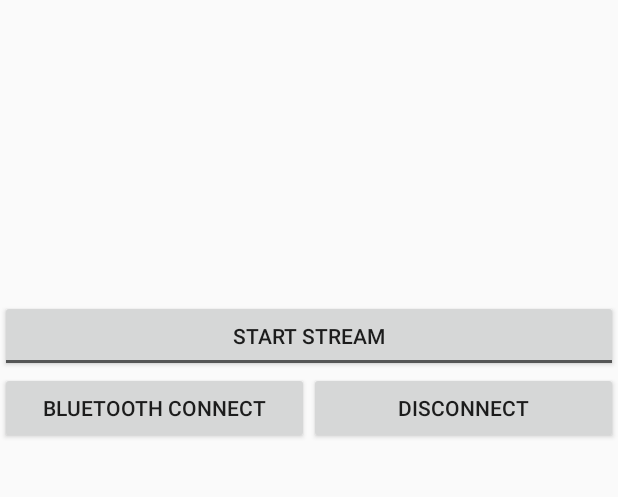
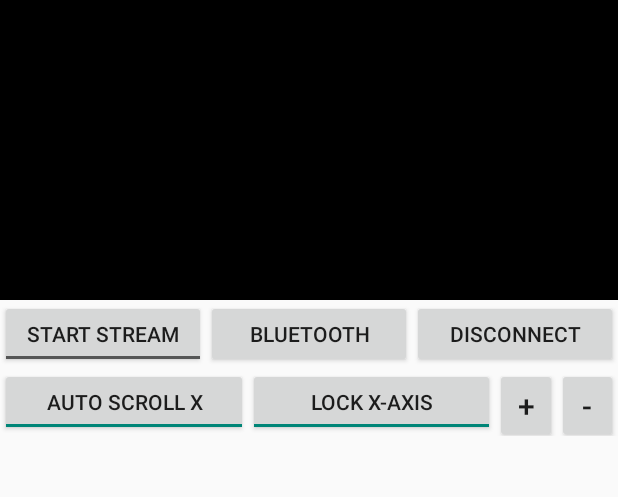
Before and after one commit to msun03/ElectroCardio2, an Android app: the screen it shows after launch (MainActivity), on a phone screen of 412 x 824 dp, the part 80-577 px from its top. Run offline under Robolectric (Android 15) with nearby library versions, the light colour scheme and no system bars; libraries missing offline, so code that uses them is left out: com.jjoe64.graphview; 11 statements that could not run were skipped.

Commit message:
Added more toggle buttons for the stream

```diff
--- a/ElectroCardio2/app/src/main/java/com/sun/michael/electrocardio2/Bluetooth.java
+++ b/ElectroCardio2/app/src/main/java/com/sun/michael/electrocardio2/Bluetooth.java
@@ -37,11 +37,11 @@
         }
     }
 
-    static Handler mHandler = new Handler();
-
     public static void getHandler(Handler handler){ //Bluetooth handler
         mHandler = handler;
     }
+
+    static Handler mHandler = new Handler();
 
     static ConnectedThread connectedThread;
     public static final UUID MY_UUID = UUID.fromString("00001101-0000-1000-8000-00805F9B34FB");
@@ -104,7 +104,6 @@
         pairedDevices = new ArrayList<String>();
         filter = new IntentFilter(BluetoothDevice.ACTION_FOUND);
         devices = new ArrayList<BluetoothDevice>();
-
         receiver = new BroadcastReceiver(){
             @Override
             public void onReceive(Context context, Intent intent) {
@@ -140,7 +139,7 @@
         filter = new IntentFilter(BluetoothAdapter.ACTION_DISCOVERY_FINISHED);
         registerReceiver(receiver, filter);
         filter = new IntentFilter(BluetoothAdapter.ACTION_STATE_CHANGED);
-        //registerReceiver(receiver, filter);
+        registerReceiver(receiver, filter);
     }
 
     @Override
--- a/ElectroCardio2/app/src/main/java/com/sun/michael/electrocardio2/MainActivity.java
+++ b/ElectroCardio2/app/src/main/java/com/sun/michael/electrocardio2/MainActivity.java
@@ -41,16 +41,21 @@
     static boolean Stream;
     static boolean AutoScrollX;
 
+    Button bXminus;
+    Button bXplus;
+    ToggleButton toggleScroll;
+    ToggleButton toggleLock;
+    ToggleButton toggleStream;
+
     Button bluetoothConnect;
     Button bluetoothDisconnect;
-    ToggleButton toggleStream;
 
     static LinearLayout GraphView;
     static GraphView graphView;
     static GraphViewSeries Series;
 
     private static double graph2LastXValue = 0;
-    private static int Xview=10;
+    private static int Xview = 10;
 
     Handler mHandler = new Handler() {
         @Override
@@ -122,6 +127,7 @@
         Bluetooth.getHandler(mHandler);
 
         GraphView = (LinearLayout)findViewById(R.id.hrGraph);
+        GraphView.setBackgroundColor(Color.BLACK);
         Series = new GraphViewSeries("Signal", new GraphViewStyle(Color.GREEN, 2), new GraphViewData[] {new GraphViewData(0, 0)});
         graphView = new LineGraphView(this, "Heart Rate");
 
@@ -143,6 +149,17 @@
         bluetoothDisconnect.setOnClickListener(this);
         toggleStream = (ToggleButton)findViewById(R.id.streamToggle);
         toggleStream.setOnClickListener(this);
+        bXminus = (Button)findViewById(R.id.bXminus);
+        bXminus.setOnClickListener(this);
+        bXplus = (Button)findViewById(R.id.bXplus);
+        bXplus.setOnClickListener(this);
+        toggleLock = (ToggleButton)findViewById(R.id.tbLock);
+        toggleLock.setOnClickListener(this);
+        toggleScroll = (ToggleButton)findViewById(R.id.tbScroll);
+        toggleScroll.setOnClickListener(this);
+        toggleStream = (ToggleButton)findViewById(R.id.streamToggle);
+        toggleStream.setOnClickListener(this);
+
         Lock = true;
         AutoScrollX = true;
         Stream = true;
--- a/ElectroCardio2/app/src/main/res/layout/activity_main.xml
+++ b/ElectroCardio2/app/src/main/res/layout/activity_main.xml
@@ -30,22 +30,21 @@
         android:layout_below="@id/electrocardio"
         android:orientation="horizontal"/>
 
-    <ToggleButton
-        android:id="@+id/streamToggle"
+    <LinearLayout
+        android:id="@+id/streamButtons"
         android:layout_width="fill_parent"
-        android:layout_height="wrap_content"
+        android:layout_height="45dp"
         android:layout_below="@id/hrGraph"
-        android:checked="false"
-        android:textOff="Start Stream"
-        android:textOn="Stop Stream" />
+        android:orientation="horizontal">
 
-    <LinearLayout
-        android:id="@+id/btButtons"
-
-        android:layout_width="fill_parent"
-        android:layout_height="wrap_content"
-        android:layout_below="@id/streamToggle"
-        android:orientation="horizontal">
+        <ToggleButton
+            android:id="@+id/streamToggle"
+            android:layout_width="fill_parent"
+            android:layout_height="wrap_content"
+            android:checked="false"
+            android:textOff="Start Stream"
+            android:textOn="Stop Stream"
+            android:layout_weight="1"/>
 
         <Button
             android:id="@+id/btConnect"
@@ -64,4 +63,49 @@
             android:layout_weight="1" />
     </LinearLayout>
 
+    <LinearLayout
+        android:id="@+id/graphButtons"
+
+        android:layout_width="fill_parent"
+        android:layout_height="45dp"
+        android:orientation="horizontal"
+        android:layout_below="@id/streamButtons"
+        android:weightSum="1">
+
+        <ToggleButton
+            android:id="@+id/tbScroll"
+            android:layout_width="fill_parent"
+            android:layout_height="match_parent"
+            android:checked="true"
+            android:textOff="Auto Scroll X"
+            android:textOn="Auto Scroll X"
+            android:layout_weight="0.2" />
+
+        <ToggleButton
+            android:id="@+id/tbLock"
+            android:layout_width="fill_parent"
+            android:layout_height="match_parent"
+            android:checked="true"
+            android:textOff="Lock X-Axis"
+            android:textOn="Lock X-Axis"
+            android:layout_weight="0.2" />
+
+        <Button
+            android:id="@+id/bXplus"
+            android:layout_width="match_parent"
+            android:layout_height="50dp"
+            android:text="+"
+            android:textSize="20dp"
+            android:layout_weight="0.3" />
+
+        <Button
+            android:id="@+id/bXminus"
+            android:layout_width="match_parent"
+            android:layout_height="50dp"
+            android:text="-"
+            android:textSize="20dp"
+            android:layout_weight="0.3" />
+
+    </LinearLayout>
+
 </RelativeLayout>
--- a/ElectroCardio2/app/src/main/res/values/strings.xml
+++ b/ElectroCardio2/app/src/main/res/values/strings.xml
@@ -2,7 +2,7 @@
     <string name="app_name">ElectroCardio2</string>
 
     <string name="electrocardio">Electro-Cardio</string>
-    <string name="btConnect">Bluetooth Connect</string>
+    <string name="btConnect">Bluetooth</string>
     <string name="btDisconnect">Disconnect</string>
     <string name="bluetooth">Bluetooth</string>
 
```
Also changed, not shown: 2 other files.
